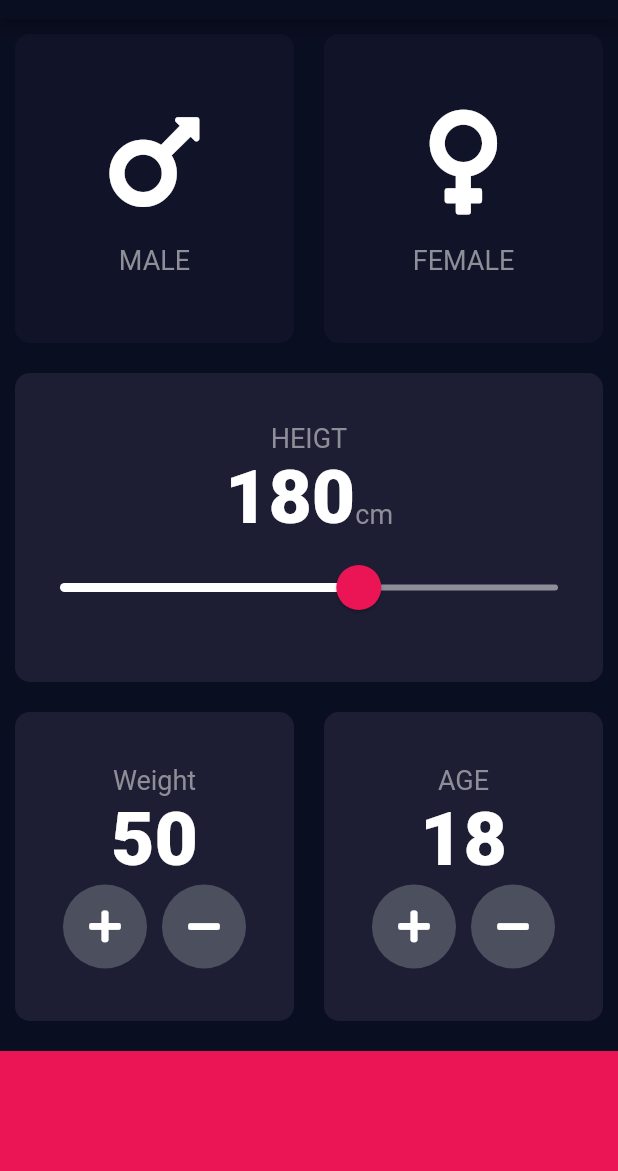
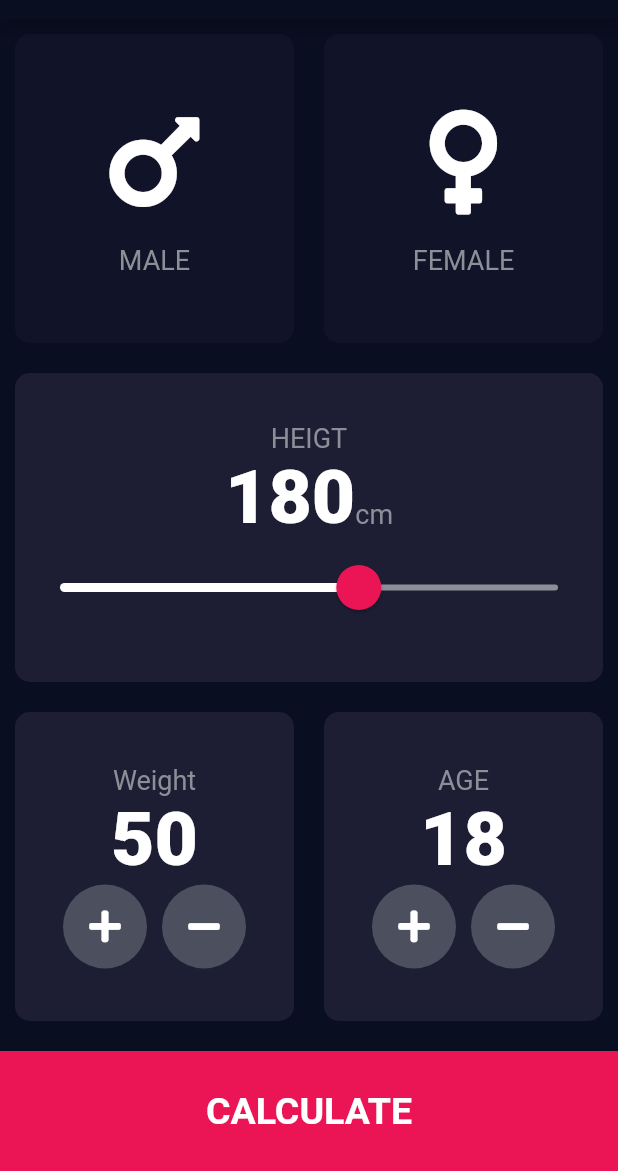
Before and after one commit to huymichael/Practice-Fltutter, a Flutter app: the screen it shows after launch, on a phone screen of 412 x 824 dp, the part 65-1236 px from its top. Run offline on Flutter 3.47's test engine with Material 2 defaults, Android fonts, the phone set to English and light mode, and no system bars; our stand-ins replace audioplayers, font_awesome_flutter.

Commit message:
done for input screen

```diff
--- a/bmi_calculator/lib/constants/basic.contanst.dart
+++ b/bmi_calculator/lib/constants/basic.contanst.dart
@@ -12,3 +12,7 @@ const kNumberTextStyle = TextStyle(
   fontSize: 50,
   fontWeight: FontWeight.w900,
 );
+const kLargeLabelStyle = TextStyle(
+  fontSize: 25.0,
+  fontWeight: FontWeight.bold,
+);
--- a/bmi_calculator/lib/ui/screens/input-screen/input_screen.dart
+++ b/bmi_calculator/lib/ui/screens/input-screen/input_screen.dart
@@ -1,4 +1,5 @@
 import 'package:bmi_calculator/constants/basic.contanst.dart';
+import 'package:bmi_calculator/ui/screens/result-screen/result_screen.dart';
 import 'package:bmi_calculator/ui/widgets/container_card.dart';
 import 'package:bmi_calculator/ui/widgets/container_icon.dart';
 import 'package:bmi_calculator/ui/widgets/round_icon_button.dart';
@@ -208,11 +209,18 @@ class _InputScreenState extends State<InputScreen> {
               ],
             ),
           ),
-          Container(
-            color: kBottomContainerColor,
-            margin: EdgeInsets.only(top: 10),
-            width: double.infinity,
-            height: kBottomContainerHeight,
+          GestureDetector(
+            onTap: () {
+              Navigator.push(context,
+                  MaterialPageRoute(builder: (context) => ResultScreen()));
+            },
+            child: Container(
+              child: Center(child: Text('CALCULATE',style: kLargeLabelStyle,)),
+              color: kBottomContainerColor,
+              margin: EdgeInsets.only(top: 10),
+              width: double.infinity,
+              height: kBottomContainerHeight,
+            ),
           )
         ],
       ),
```
Also changed, not shown: bmi_calculator/lib/ui/screens/result-screen/result_screen.dart (added, +14 -0 lines).
